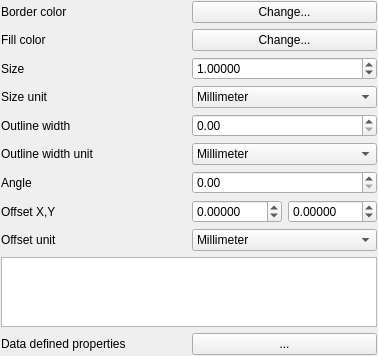
Before: the Qt Designer form src/ui/symbollayer/widget_simplemarker.ui in carsmie/QGIS, drawn with Qt 5.
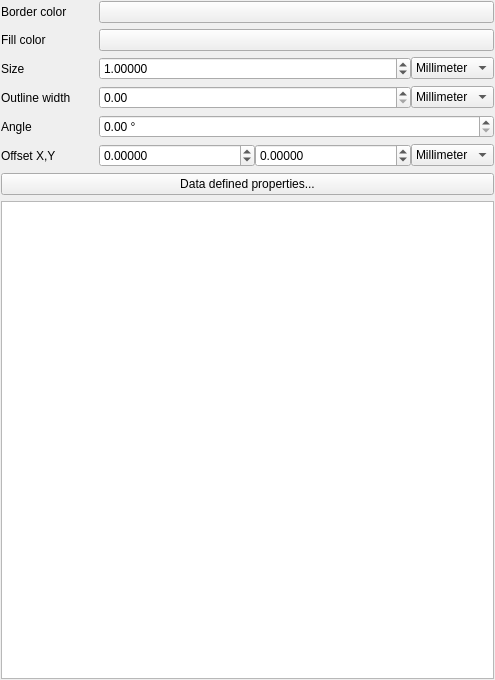
After: the same form once the commit is applied. Custom widgets are drawn as their Qt base class.

Patch:
```diff
--- a/src/ui/symbollayer/widget_simplemarker.ui
+++ b/src/ui/symbollayer/widget_simplemarker.ui
@@ -6,86 +6,41 @@
    <rect>
     <x>0</x>
     <y>0</y>
-    <width>378</width>
-    <height>327</height>
+    <width>495</width>
+    <height>680</height>
    </rect>
   </property>
   <property name="windowTitle">
    <string>Form</string>
   </property>
-  <layout class="QVBoxLayout" name="verticalLayout">
+  <layout class="QGridLayout" name="gridLayout">
    <property name="margin">
     <number>1</number>
    </property>
-   <item>
-    <layout class="QGridLayout" name="gridLayout">
-     <item row="3" column="0">
-      <widget class="QLabel" name="label_3">
+   <item row="0" column="0">
+    <layout class="QFormLayout" name="formLayout_2">
+     <property name="horizontalSpacing">
+      <number>28</number>
+     </property>
+     <item row="5" column="0">
+      <widget class="QLabel" name="label_5">
        <property name="text">
-        <string>Size</string>
+        <string>Offset X,Y</string>
        </property>
       </widget>
      </item>
      <item row="4" column="0">
-      <widget class="QLabel" name="mSizeUnitLabel">
-       <property name="text">
-        <string>Size unit</string>
-       </property>
-      </widget>
-     </item>
-     <item row="4" column="1">
-      <widget class="QComboBox" name="mSizeUnitComboBox">
-       <item>
-        <property name="text">
-         <string>Millimeter</string>
-        </property>
-       </item>
-       <item>
-        <property name="text">
-         <string>Map unit</string>
-        </property>
-       </item>
-      </widget>
-     </item>
-     <item row="0" column="0">
-      <widget class="QLabel" name="label">
-       <property name="text">
-        <string>Border color</string>
-       </property>
-      </widget>
-     </item>
-     <item row="7" column="0">
       <widget class="QLabel" name="label_4">
        <property name="text">
         <string>Angle</string>
        </property>
       </widget>
      </item>
-     <item row="5" column="1">
-      <widget class="QDoubleSpinBox" name="mOutlineWidthSpinBox"/>
-     </item>
-     <item row="1" column="1">
-      <widget class="QgsColorButton" name="btnChangeColorFill">
-       <property name="text">
-        <string>Change...</string>
-       </property>
-      </widget>
-     </item>
-     <item row="3" column="1">
-      <widget class="QDoubleSpinBox" name="spinSize">
-       <property name="decimals">
-        <number>5</number>
-       </property>
-       <property name="maximum">
-        <double>100000.000000000000000</double>
-       </property>
-       <property name="value">
-        <double>1.000000000000000</double>
-       </property>
-      </widget>
-     </item>
-     <item row="7" column="1">
+     <item row="4" column="1">
       <widget class="QDoubleSpinBox" name="spinAngle">
+       <property name="suffix">
+        <string> °</string>
+       </property>
        <property name="decimals">
         <number>2</number>
        </property>
@@ -97,24 +52,16 @@
        </property>
       </widget>
      </item>
-     <item row="9" column="1">
-      <widget class="QComboBox" name="mOffsetUnitComboBox">
-       <item>
-        <property name="text">
-         <string>Millimeter</string>
-        </property>
-       </item>
-       <item>
-        <property name="text">
-         <string>Map unit</string>
-        </property>
-       </item>
-      </widget>
-     </item>
-     <item row="8" column="1">
+     <item row="5" column="1">
       <layout class="QHBoxLayout" name="horizontalLayout">
        <item>
         <widget class="QDoubleSpinBox" name="spinOffsetX">
+         <property name="sizePolicy">
+          <sizepolicy hsizetype="Minimum" vsizetype="Fixed">
+           <horstretch>1</horstretch>
+           <verstretch>0</verstretch>
+          </sizepolicy>
+         </property>
          <property name="decimals">
           <number>5</number>
          </property>
@@ -125,6 +72,12 @@
        </item>
        <item>
         <widget class="QDoubleSpinBox" name="spinOffsetY">
+         <property name="sizePolicy">
+          <sizepolicy hsizetype="Minimum" vsizetype="Fixed">
+           <horstretch>1</horstretch>
+           <verstretch>0</verstretch>
+          </sizepolicy>
+         </property>
          <property name="decimals">
           <number>5</number>
          </property>
@@ -133,15 +86,114 @@
          </property>
         </widget>
        </item>
+       <item>
+        <widget class="QComboBox" name="mOffsetUnitComboBox">
+         <item>
+          <property name="text">
+           <string>Millimeter</string>
+          </property>
+         </item>
+         <item>
+          <property name="text">
+           <string>Map unit</string>
+          </property>
+         </item>
+        </widget>
+       </item>
       </layout>
      </item>
-     <item row="9" column="0">
-      <widget class="QLabel" name="mOffsetUnitLabel">
+     <item row="6" column="0" colspan="2">
+      <widget class="QPushButton" name="mDataDefinedPropertiesButton">
+       <property name="sizePolicy">
+        <sizepolicy hsizetype="Minimum" vsizetype="Fixed">
+         <horstretch>0</horstretch>
+         <verstretch>0</verstretch>
+        </sizepolicy>
+       </property>
        <property name="text">
-        <string>Offset unit</string>
+        <string>Data defined properties...</string>
        </property>
       </widget>
      </item>
+     <item row="3" column="0">
+      <widget class="QLabel" name="mOutlineWidthLabel">
+       <property name="text">
+        <string>Outline width</string>
+       </property>
+      </widget>
+     </item>
+     <item row="3" column="1">
+      <layout class="QHBoxLayout" name="horizontalLayout_4">
+       <item>
+        <widget class="QDoubleSpinBox" name="mOutlineWidthSpinBox">
+         <property name="sizePolicy">
+          <sizepolicy hsizetype="Minimum" vsizetype="Fixed">
+           <horstretch>1</horstretch>
+           <verstretch>0</verstretch>
+          </sizepolicy>
+         </property>
+        </widget>
+       </item>
+       <item>
+        <widget class="QComboBox" name="mOutlineWidthUnitComboBox">
+         <item>
+          <property name="text">
+           <string>Millimeter</string>
+          </property>
+         </item>
+         <item>
+          <property name="text">
+           <string>Map unit</string>
+          </property>
+         </item>
+        </widget>
+       </item>
+      </layout>
+     </item>
+     <item row="2" column="0">
+      <widget class="QLabel" name="label_3">
+       <property name="text">
+        <string>Size</string>
+       </property>
+      </widget>
+     </item>
+     <item row="2" column="1">
+      <layout class="QHBoxLayout" name="horizontalLayout_3">
+       <item>
+        <widget class="QDoubleSpinBox" name="spinSize">
+         <property name="sizePolicy">
+          <sizepolicy hsizetype="Minimum" vsizetype="Fixed">
+           <horstretch>1</horstretch>
+           <verstretch>0</verstretch>
+          </sizepolicy>
+         </property>
+         <property name="decimals">
+          <number>5</number>
+         </property>
+         <property name="maximum">
+          <double>100000.000000000000000</double>
+         </property>
+         <property name="value">
+          <double>1.000000000000000</double>
+         </property>
+        </widget>
+       </item>
+       <item>
+        <widget class="QComboBox" name="mSizeUnitComboBox">
+         <item>
+          <property name="text">
+           <string>Millimeter</string>
+          </property>
+         </item>
+         <item>
+          <property name="text">
+           <string>Map unit</string>
+          </property>
+         </item>
+        </widget>
+       </item>
+      </layout>
+     </item>
      <item row="1" column="0">
       <widget class="QLabel" name="label_2">
        <property name="text">
@@ -149,51 +201,30 @@
        </property>
       </widget>
      </item>
+     <item row="1" column="1">
+      <widget class="QgsColorButton" name="btnChangeColorFill">
+       <property name="text">
+        <string/>
+       </property>
+      </widget>
+     </item>
+     <item row="0" column="0">
+      <widget class="QLabel" name="label">
+       <property name="text">
+        <string>Border color</string>
+       </property>
+      </widget>
+     </item>
      <item row="0" column="1">
       <widget class="QgsColorButton" name="btnChangeColorBorder">
        <property name="text">
-        <string>Change...</string>
-       </property>
-      </widget>
-     </item>
-     <item row="8" column="0">
-      <widget class="QLabel" name="label_5">
-       <property name="text">
-        <string>Offset X,Y</string>
-       </property>
-      </widget>
-     </item>
-     <item row="5" column="0">
-      <widget class="QLabel" name="mOutlineWidthLabel">
-       <property name="text">
-        <string>Outline width</string>
-       </property>
-      </widget>
-     </item>
-     <item row="6" column="1">
-      <widget class="QComboBox" name="mOutlineWidthUnitComboBox">
-       <item>
-        <property name="text">
-         <string>Millimeter</string>
-        </property>
-       </item>
-       <item>
-        <property name="text">
-         <string>Map unit</string>
-        </property>
-       </item>
-      </widget>
-     </item>
-     <item row="6" column="0">
-      <widget class="QLabel" name="mOutlineWidthUnitLabel">
-       <property name="text">
-        <string>Outline width unit</string>
+        <string/>
        </property>
       </widget>
      </item>
     </layout>
    </item>
-   <item>
+   <item row="1" column="0">
     <widget class="QListWidget" name="lstNames">
      <property name="sizePolicy">
       <sizepolicy hsizetype="Preferred" vsizetype="Expanding">
@@ -236,46 +267,6 @@
      </property>
     </widget>
    </item>
-   <item>
-    <layout class="QHBoxLayout" name="horizontalLayout_2">
-     <item>
-      <widget class="QLabel" name="mDataDefinedPropertiesLabel">
-       <property name="text">
-        <string>Data defined properties</string>
-       </property>
-      </widget>
-     </item>
-     <item>
-      <widget class="QPushButton" name="mDataDefinedPropertiesButton">
-       <property name="sizePolicy">
-        <sizepolicy hsizetype="Minimum" vsizetype="Fixed">
-         <horstretch>0</horstretch>
-         <verstretch>0</verstretch>
-        </sizepolicy>
-       </property>
-       <property name="text">
-        <string>...</string>
-       </property>
-      </widget>
-     </item>
-    </layout>
-   </item>
-   <item>
-    <spacer>
-     <property name="orientation">
-      <enum>Qt::Vertical</enum>
-     </property>
-     <property name="sizeType">
-      <enum>QSizePolicy::Preferred</enum>
-     </property>
-     <property name="sizeHint" stdset="0">
-      <size>
-       <width>376</width>
-       <height>16</height>
-      </size>
-     </property>
-    </spacer>
-   </item>
   </layout>
  </widget>
  <customwidgets>
```
Left out of the diff: 4 changed lines with no effect on the pictures.
